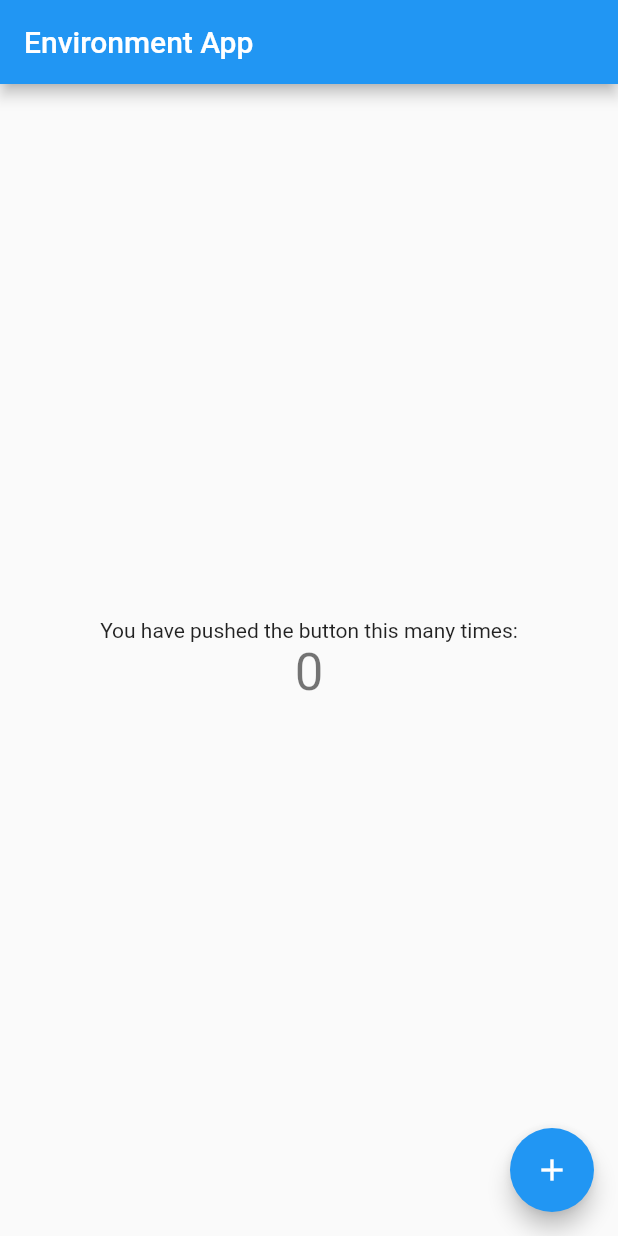
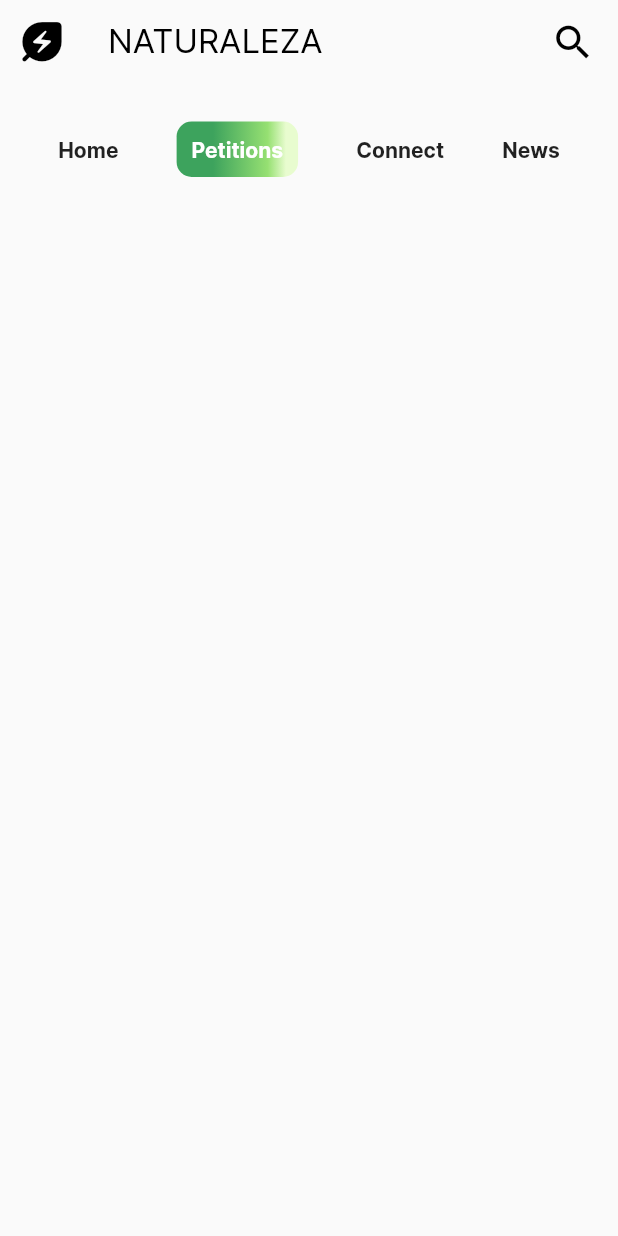
Before and after one commit to AaliyahBeg/Team-TATVA, a Flutter app: the screen it shows after launch, on a phone screen of 412 x 824 dp. Run offline on Flutter 3.47's test engine with Material 2 defaults, Android fonts, the light colour scheme and no system bars.

Commit message:
added petitions screen with appbar

```diff
--- a/lib/main.dart
+++ b/lib/main.dart
@@ -1,3 +1,4 @@
+import 'package:environment_app/petitions.dart';
 import 'package:flutter/material.dart';
 
 void main() {
@@ -7,109 +8,14 @@ void main() {
 class MyApp extends StatelessWidget {
   const MyApp({Key? key}) : super(key: key);
 
-  // This widget is the root of your application.
   @override
   Widget build(BuildContext context) {
     return MaterialApp(
-      title: 'Flutter Demo',
-      theme: ThemeData(
-        // This is the theme of your application.
-        //
-        // Try running your application with "flutter run". You'll see the
-        // application has a blue toolbar. Then, without quitting the app, try
-        // changing the primarySwatch below to Colors.green and then invoke
-        // "hot reload" (press "r" in the console where you ran "flutter run",
-        // or simply save your changes to "hot reload" in a Flutter IDE).
-        // Notice that the counter didn't reset back to zero; the application
-        // is not restarted.
-        primarySwatch: Colors.blue,
-      ),
-      home: const MyHomePage(title: 'Environment App'),
+      debugShowCheckedModeBanner: false,
+      initialRoute: 'petitions',
+      routes: {
+        'petitions': (context) => const Petitions(),
+      },
     );
   }
 }
-
-class MyHomePage extends StatefulWidget {
-  const MyHomePage({Key? key, required this.title}) : super(key: key);
-
-  // This widget is the home page of your application. It is stateful, meaning
-  // that it has a State object (defined below) that contains fields that affect
-  // how it looks.
-
-  // This class is the configuration for the state. It holds the values (in this
-  // case the title) provided by the parent (in this case the App widget) and
-  // used by the build method of the State. Fields in a Widget subclass are
-  // always marked "final".
-
-  final String title;
-
-  @override
-  State<MyHomePage> createState() => _MyHomePageState();
-}
-
-class _MyHomePageState extends State<MyHomePage> {
-  int _counter = 0;
-
-  void _incrementCounter() {
-    setState(() {
-      // This call to setState tells the Flutter framework that something has
-      // changed in this State, which causes it to rerun the build method below
-      // so that the display can reflect the updated values. If we changed
-      // _counter without calling setState(), then the build method would not be
-      // called again, and so nothing would appear to happen.
-      _counter++;
-    });
-  }
-
-  @override
-  Widget build(BuildContext context) {
-    // This method is rerun every time setState is called, for instance as done
-    // by the _incrementCounter method above.
-    //
-    // The Flutter framework has been optimized to make rerunning build methods
-    // fast, so that you can just rebuild anything that needs updating rather
-    // than having to individually change instances of widgets.
-    return Scaffold(
-      appBar: AppBar(
-        // Here we take the value from the MyHomePage object that was created by
-        // the App.build method, and use it to set our appbar title.
-        title: Text(widget.title),
-      ),
-      body: Center(
-        // Center is a layout widget. It takes a single child and positions it
-        // in the middle of the parent.
-        child: Column(
-          // Column is also a layout widget. It takes a list of children and
-          // arranges them vertically. By default, it sizes itself to fit its
-          // children horizontally, and tries to be as tall as its parent.
-          //
-          // Invoke "debug painting" (press "p" in the console, choose the
-          // "Toggle Debug Paint" action from the Flutter Inspector in Android
-          // Studio, or the "Toggle Debug Paint" command in Visual Studio Code)
-          // to see the wireframe for each widget.
-          //
-          // Column has various properties to control how it sizes itself and
-          // how it positions its children. Here we use mainAxisAlignment to
-          // center the children vertically; the main axis here is the vertical
-          // axis because Columns are vertical (the cross axis would be
-          // horizontal).
-          mainAxisAlignment: MainAxisAlignment.center,
-          children: <Widget>[
-            const Text(
-              'You have pushed the button this many times:',
-            ),
-            Text(
-              '$_counter',
-              style: Theme.of(context).textTheme.headline4,
-            ),
-          ],
-        ),
-      ),
-      floatingActionButton: FloatingActionButton(
-        onPressed: _incrementCounter,
-        tooltip: 'Increment',
-        child: const Icon(Icons.add),
-      ), // This trailing comma makes auto-formatting nicer for build methods.
-    );
-  }
-}
--- /dev/null
+++ b/lib/petitions.dart
@@ -0,0 +1,99 @@
+import 'package:flutter/material.dart';
+
+
+class Petitions extends StatelessWidget {
+  const Petitions({Key? key}) : super(key: key);
+
+  // This widget is the root of your application.
+  @override
+  Widget build(BuildContext context) {
+    return Scaffold(
+      appBar: AppBar(
+          elevation: 0.0,
+        backgroundColor: Colors.transparent,
+        title: Text('NATURALEZA',
+            style: TextStyle(
+              fontSize: 22,
+              fontFamily: 'Inter',
+              fontWeight: FontWeight.w400,
+              color: Colors.black,
+            )
+        ),
+        leading: Icon(Icons.energy_savings_leaf_rounded, color: Colors.black, size: 35,),
+        actions: [
+          Icon(Icons.search, color: Colors.black, size: 30,),
+          SizedBox(width: 15),
+        ]
+      ),
+      body: Padding(
+          padding: EdgeInsets.symmetric(vertical: 25),
+          child: Column(
+        mainAxisAlignment: MainAxisAlignment.start,
+        children: [
+          Row(
+            mainAxisAlignment: MainAxisAlignment.spaceEvenly,
+            children: [
+              GestureDetector(
+                onTap: () => {Navigator.pushNamed(context, '')},
+                child: Container(
+                  child: Text(
+                      'Home',
+                    style: TextStyle(
+                      fontFamily: 'Inter',
+                      fontWeight: FontWeight.bold,
+                    )
+                  ),
+                )
+              ),
+
+              GestureDetector(
+                  onTap: () => {Navigator.pushNamed(context, '')},
+                  child: Container(
+                    padding: EdgeInsets.symmetric(vertical: 10, horizontal: 10),
+                      decoration: BoxDecoration(
+                        borderRadius: BorderRadius.circular(10),
+                        gradient: LinearGradient(
+                          begin: Alignment.centerLeft,
+                          end: Alignment.centerRight,
+                          stops: [0.3, 0.75, 0.9],
+                          colors: [
+                            const Color(0xFF3DA35D),
+                            const Color(0xFF96E072),
+                            const Color(0xFFE8FCCF),
+                          ]
+                        ),
+                      ),
+                    child: Text('Petitions',
+                        style: TextStyle(
+                          fontFamily: 'Inter',
+                          fontWeight: FontWeight.bold,
+                          color: Colors.white,
+                        )),
+                  )
+              ),
+              GestureDetector(
+                  onTap: () => {Navigator.pushNamed(context, '')},
+                  child: Container(
+                      child: Text('Connect',
+                      style: TextStyle(
+                        fontFamily: 'Inter',
+                        fontWeight: FontWeight.bold,
+                      )))
+              ),
+              GestureDetector(
+                  onTap: () => {Navigator.pushNamed(context, '')},
+                  child: Container(
+                      child: Text('News',
+                      style: TextStyle(
+                        fontFamily: 'Inter',
+                        fontWeight: FontWeight.bold,
+                      )))
+              ),
+            ],
+          )
+        ]
+      )
+      )
+    );
+  }
+}
```
Also changed, not shown: pubspec.yaml (+4 -4 lines), fonts/inter.ttf (added), pubspec.lock.
